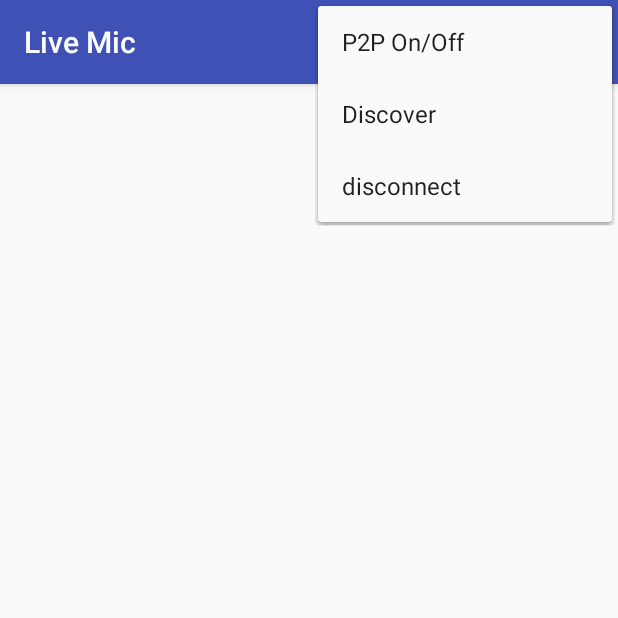
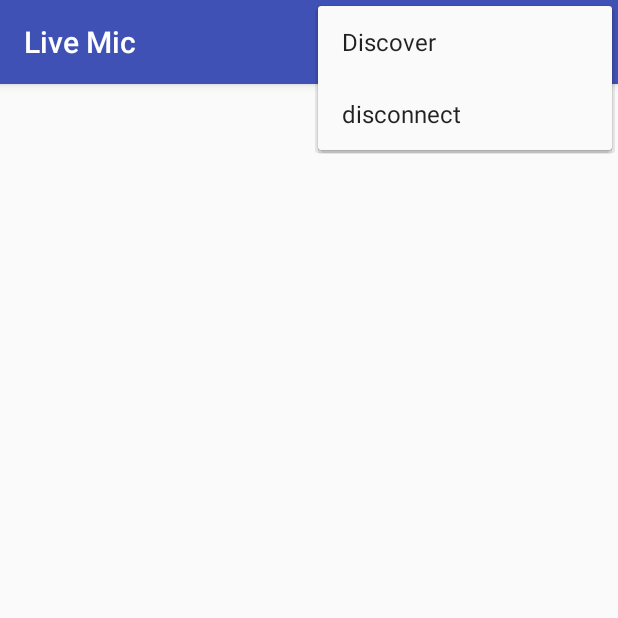
Before and after one commit to padster/LiveMicApp, an Android app: the screen it shows after launch (WiFiDirectActivity), with the options menu open, on a phone screen of 412 x 824 dp, the top half of it. Run offline under Robolectric (Android 15) with nearby library versions, the phone set to English and light mode, and no system bars; 5 statements that could not run were skipped.

Commit message:
Connection buttons working

```diff
--- a/app/src/main/java/com/livemic/livemicapp/DeviceListFragment.java
+++ b/app/src/main/java/com/livemic/livemicapp/DeviceListFragment.java
@@ -54,6 +54,8 @@ public class DeviceListFragment extends ListFragment {  // callback of requestPe
     public void onActivityCreated(Bundle savedInstanceState) {
         super.onActivityCreated(savedInstanceState);
         // set list adapter with row layout to adapter data
+        // HACK
+        this.setPeersVisible(false);
         this.setListAdapter(new WiFiPeerListAdapter(getActivity(), R.layout.row_devices, peers));
         mApp = (LiveMicApp) getActivity().getApplication();
         onPeersAvailable(mApp.mPeers);
@@ -188,6 +190,11 @@ public class DeviceListFragment extends ListFragment {  // callback of requestPe
                 });
     }
 
+
+    public void setPeersVisible(boolean visible) {
+      mContentView.setVisibility(visible ? View.VISIBLE : View.INVISIBLE);
+    }
+
     /**
      * An interface-callback for the activity to listen to fragment interaction
      * events.
--- a/app/src/main/res/menu/action_items.xml
+++ b/app/src/main/res/menu/action_items.xml
@@ -3,12 +3,6 @@
     xmlns:android="http://schemas.android.com/apk/res/android">
 
     <group android:id="@+id/basic_menu">
-        <item
-            android:id="@+id/atn_direct_enable"
-            android:icon="@drawable/ic_action_on_off"
-            android:title="@string/enable_p2p_button"
-            android:showAsAction="ifRoom|withText" />
-
         <item
             android:id="@+id/atn_direct_discover"
             android:icon="@drawable/ic_action_discover"
```
Also changed, not shown: app/src/main/java/com/livemic/livemicapp/WiFiDirectActivity.java (+45 -34 lines), app/src/main/res/layout/device_list.xml (+0 -8 lines), app/src/main/res/layout/launch_connect.xml (+29 -0 lines).
